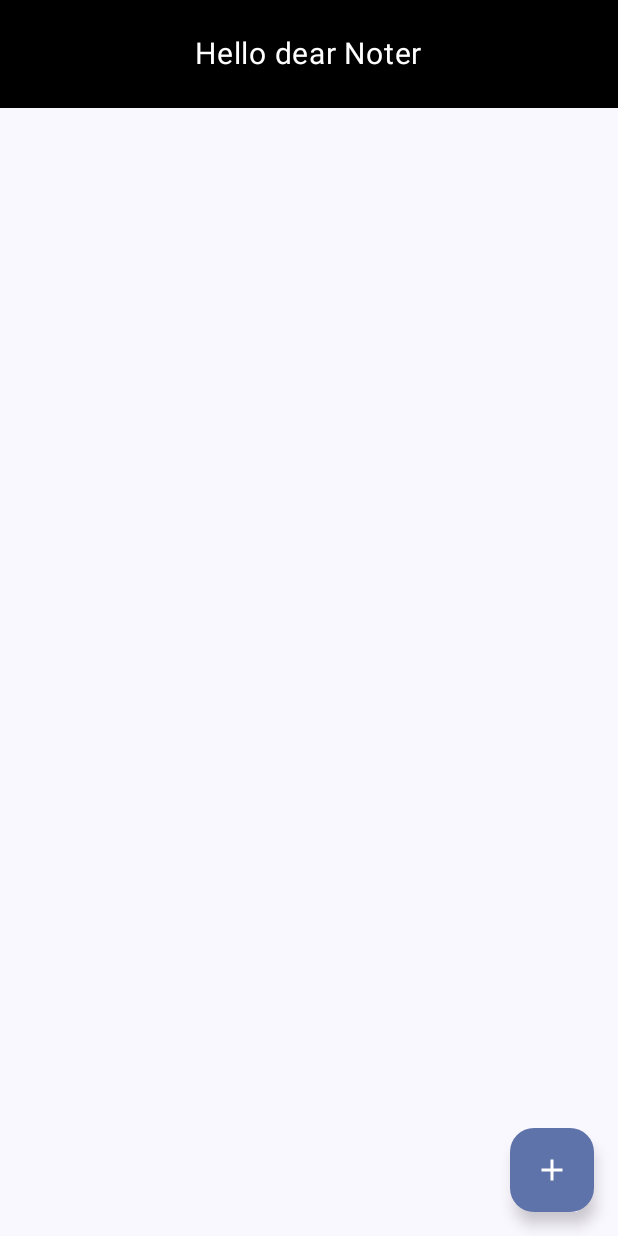
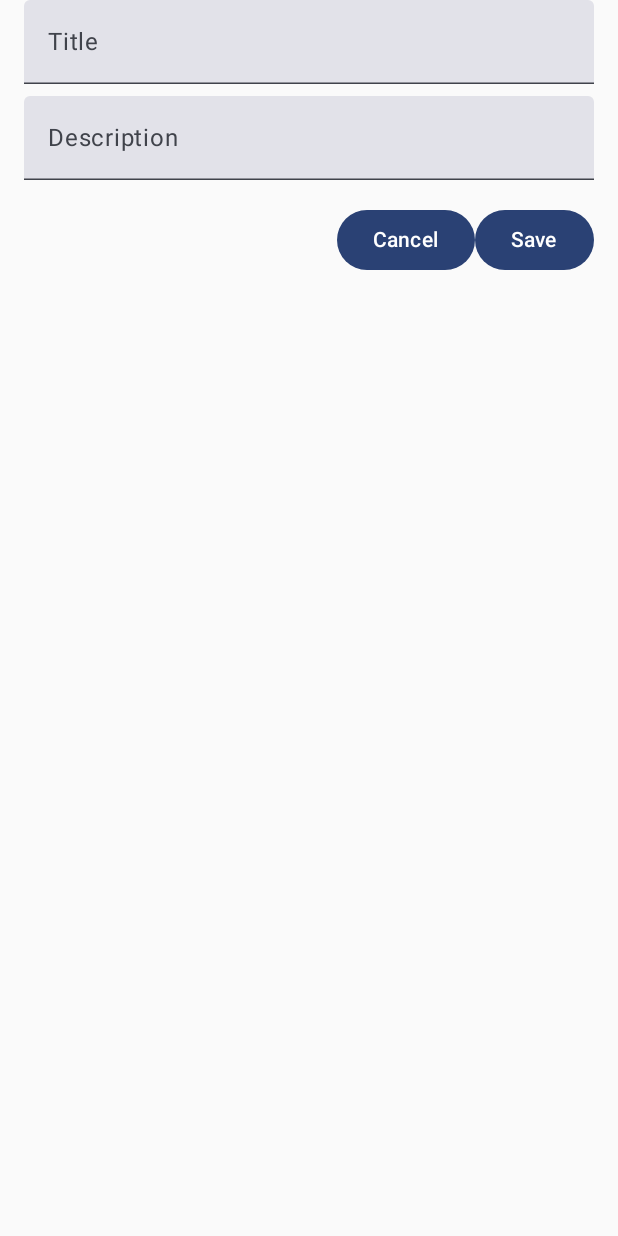
Before and after one commit to WantonOoze23/NoteList, an Android app built with Jetpack Compose: the screen it shows after launch (MainActivity), after a tap on "Add note", on a phone screen of 412 x 824 dp. Run offline under Robolectric (Android 15) with nearby library versions, the phone set to English and light mode, and no system bars; our stand-ins replace Dagger/Hilt's generated code, Room's generated code.

Commit message:
pre animation work: done

```diff
--- a/app/src/main/java/com/tyshko/notelist/MainActivity.kt
+++ b/app/src/main/java/com/tyshko/notelist/MainActivity.kt
@@ -11,6 +11,7 @@ import androidx.navigation.compose.NavHost
 import androidx.navigation.compose.composable
 import androidx.navigation.compose.rememberNavController
 import com.tyshko.notelist.repository.NoteRepository
+import com.tyshko.notelist.ui.screens.AddEditNoteScreen
 import com.tyshko.notelist.ui.screens.MainScreen
 import com.tyshko.notelist.ui.screens.NoteScreen
 import com.tyshko.notelist.ui.theme.NoteListTheme
@@ -60,6 +61,13 @@ fun AppNavigation(navController: NavHostController, viewModel: NoteListViewModel
                 NoteScreen(noteId, viewModel, navController)
             }
         }
-
+        composable("addEdit?noteId={noteId}") { backStackEntry ->
+            val noteId = backStackEntry.arguments?.getString("noteId")?.toIntOrNull()
+            AddEditNoteScreen(
+                noteId = noteId,
+                viewModel = viewModel,
+                navController = navController
+            )
+        }
     }
 }
--- a/app/src/main/java/com/tyshko/notelist/ui/screens/AddEditNoteScreen.kt
+++ b/app/src/main/java/com/tyshko/notelist/ui/screens/AddEditNoteScreen.kt
@@ -1,10 +1,12 @@
 package com.tyshko.notelist.ui.screens
 
 import androidx.compose.foundation.layout.Column
+import androidx.compose.foundation.layout.Row
 import androidx.compose.foundation.layout.Spacer
 import androidx.compose.foundation.layout.fillMaxWidth
 import androidx.compose.foundation.layout.height
 import androidx.compose.foundation.layout.padding
+import androidx.compose.foundation.layout.statusBarsPadding
 import androidx.compose.material3.Button
 import androidx.compose.material3.Text
 import androidx.compose.material3.TextField
@@ -25,8 +27,56 @@ fun AddEditNoteScreen(
     navController: NavController
 ) {
     val state = viewModel.state.collectAsState().value
-    val isEditing = noteId != null
 
+    Column(
+        modifier = Modifier
+            .padding(horizontal = 16.dp)
+            .statusBarsPadding()
 
+    ) {
+        TextField(
+            value = state.title,
+            onValueChange = { viewModel.onEvent(NoteEvent.SetTitle(it)) },
+            label = { Text("Title") },
+            modifier = Modifier.fillMaxWidth()
+        )
 
+        Spacer(modifier = Modifier.height(8.dp))
+
+        TextField(
+            value = state.description,
+            onValueChange = { viewModel.onEvent(NoteEvent.SetDescription(it)) },
+            label = { Text("Description") },
+            modifier = Modifier.fillMaxWidth()
+        )
+
+        Spacer(modifier = Modifier.height(16.dp))
+        Row(
+            modifier = Modifier
+                .align(alignment = Alignment.End)
+        ) {
+            Button(
+                onClick = {
+
+                    navController.popBackStack()
+                },
+
+            ) {
+                Text("Cancel")
+            }
+            Button(
+                onClick = {
+                    if (noteId != null) {
+                        viewModel.onEvent(NoteEvent.UpdateNote)
+                    } else {
+                        viewModel.onEvent(NoteEvent.SaveNote)
+                    }
+                    navController.popBackStack()
+                },
+            ) {
+                Text("Save")
+            }
+        }
+
+    }
 }
--- a/app/src/main/java/com/tyshko/notelist/ui/screens/MainScreen.kt
+++ b/app/src/main/java/com/tyshko/notelist/ui/screens/MainScreen.kt
@@ -44,7 +44,10 @@ fun MainScreen(
         modifier = Modifier
             .statusBarsPadding(),
         floatingActionButton = {
-            FloatingActionButton(onClick = {onEvent(NoteEvent.ShowDialog)}) {
+            FloatingActionButton(onClick = {
+                viewModel.clearNoteInput()
+                navHostController.navigate("addEdit")
+            }) {
                 Icon(
                     imageVector = Icons.Default.Add,
                     contentDescription = "Add note"
@@ -75,7 +78,10 @@ fun MainScreen(
 
                 NoteCard(note = note,
                     onDeleteClick = { viewModel.onEvent(NoteEvent.DeleteNote(note)) },
-                    onEditClick = { viewModel.onEvent(NoteEvent.EditNote(note)) },
+                    onEditClick = {
+                        viewModel.onEvent(NoteEvent.EditNote(note))
+                        navHostController.navigate("addEdit?noteId=${note.id}")
+                    },
                     onClick = {
                         navHostController.navigate("detail/${note.id}")
                     }
@@ -84,46 +90,48 @@ fun MainScreen(
         }
     }
 
-    if (state.isAddingNew) {
-        AddEditNoteScreen(
-            noteId = TODO(),
-            viewModel = TODO(),
-            navController = TODO()
-        )
-        AlertDialog(
-            onDismissRequest = {
-                onEvent(NoteEvent.HideDialog)
-            },
-            confirmButton = {
-                Button(onClick = {
-                    onEvent(NoteEvent.SaveNote)
-                }) {
-                    Text("Save")
-                }
-            },
-            dismissButton = {
-                TextButton(onClick = {
-                    onEvent(NoteEvent.HideDialog)
-                }) {
-                    Text("Cancel")
-                }
-            },
-            title = { Text("Add Note") },
-            text = {
-                Column {
-                    TextField(
-                        value = state.title,
-                        onValueChange = { onEvent(NoteEvent.SetTitle(it)) },
-                        label = { Text("Title") }
-                    )
-                    Spacer(modifier = Modifier.height(8.dp))
-                    TextField(
-                        value = state.description,
-                        onValueChange = { onEvent(NoteEvent.SetDescription(it)) },
-                        label = { Text("Description") }
-                    )
-                }
-            }
-        )
-    }
+//    if (state.isAddingNew) {
+//        AddEditNoteScreen(
+//            noteId = 0,
+//            viewModel = viewModel,
+//            navController = navHostController.navigate("addEdit")
+//        )
+
+
+//        AlertDialog(
+//            onDismissRequest = {
+//                onEvent(NoteEvent.HideDialog)
+//            },
+//            confirmButton = {
+//                Button(onClick = {
+//                    onEvent(NoteEvent.SaveNote)
+//                }) {
+//                    Text("Save")
+//                }
+//            },
+//            dismissButton = {
+//                TextButton(onClick = {
+//                    onEvent(NoteEvent.HideDialog)
+//                }) {
+//                    Text("Cancel")
+//                }
+//            },
+//            title = { Text("Add Note") },
+//            text = {
+//                Column {
+//                    TextField(
+//                        value = state.title,
+//                        onValueChange = { onEvent(NoteEvent.SetTitle(it)) },
+//                        label = { Text("Title") }
+//                    )
+//                    Spacer(modifier = Modifier.height(8.dp))
+//                    TextField(
+//                        value = state.description,
+//                        onValueChange = { onEvent(NoteEvent.SetDescription(it)) },
+//                        label = { Text("Description") }
+//                    )
+//                }
+//            }
+//        )
+//    }
 }
--- a/app/src/main/java/com/tyshko/notelist/view/NoteEvent.kt
+++ b/app/src/main/java/com/tyshko/notelist/view/NoteEvent.kt
@@ -12,5 +12,5 @@ sealed interface NoteEvent {
     object HideDialog: NoteEvent
     data class DeleteNote(val note: Note): NoteEvent
     data class EditNote(val note: Note): NoteEvent
-    //data object UpdateNote : NoteEvent
+    data object UpdateNote : NoteEvent
 }
--- a/app/src/main/java/com/tyshko/notelist/view/NoteListViewModel.kt
+++ b/app/src/main/java/com/tyshko/notelist/view/NoteListViewModel.kt
@@ -112,6 +112,38 @@ class NoteListViewModel @Inject constructor(
                     )
                 }
             }
+            NoteEvent.UpdateNote -> {
+                val note = _state.value.noteToEdit ?: return
+                val updatedNote = note.copy(
+                    title = _state.value.title,
+                    description = _state.value.description,
+                    date = _state.value.date
+                )
+                viewModelScope.launch {
+                    repository.insertNote(updatedNote)
+                }
+                _state.update {
+                    it.copy(
+                        title = "",
+                        description = "",
+                        date = LocalDateTime.now(),
+                        noteToEdit = null
+                    )
+                }
+            }
+
         }
     }
+
+    fun clearNoteInput() {
+        _state.update {
+            it.copy(
+                title = "",
+                description = "",
+                date = LocalDateTime.now(),
+                noteToEdit = null
+            )
+        }
+    }
+
 }
--- a/gradle/libs.versions.toml
+++ b/gradle/libs.versions.toml
@@ -1,5 +1,5 @@
 [versions]
-agp = "8.9.1"
+agp = "8.9.2"
 dagger = "2.56"
 kotlin = "2.0.21"
 coreKtx = "1.16.0"
```
Also changed, not shown: app/src/main/java/com/tyshko/notelist/ui/components/AddCard.kt (deleted, +0 -8 lines).
